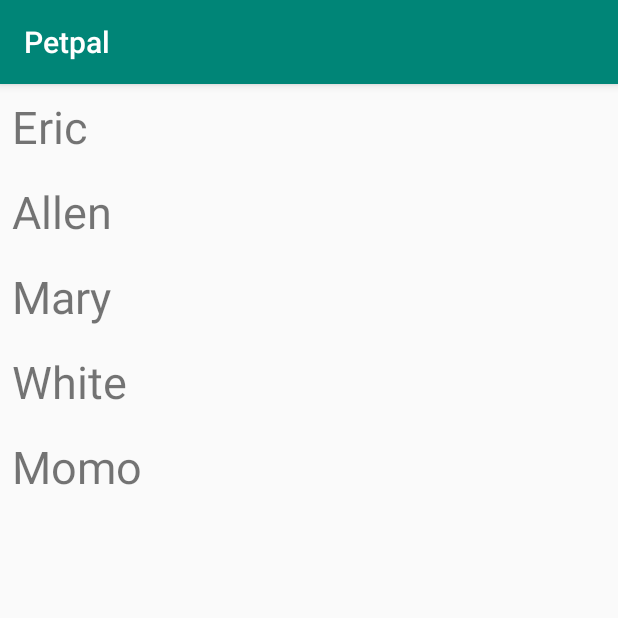
After one commit to cardinalblue/PetPal, an Android app: the fragment SitterFragment placed in its activity, on a phone screen of 412 x 824 dp, the top half of it. The commit adds this screen. Run offline under Robolectric (Android 15) with nearby library versions, the phone set to English and light mode, and no system bars.

Commit message:
Add SitterPage and PageNavigator

```diff
--- a/app/build.gradle
+++ b/app/build.gradle
@@ -26,5 +26,6 @@ dependencies {
     implementation"org.jetbrains.kotlin:kotlin-stdlib-jdk7:$kotlin_version"
     implementation 'com.android.support:appcompat-v7:28.0.0'
     implementation 'com.android.support.constraint:constraint-layout:1.1.3'
+    implementation 'com.android.support:recyclerview-v7:28.0.0'
     testImplementation 'junit:junit:4.12'
 }
--- /dev/null
+++ b/app/src/main/java/com/cardianlblue/petpal/BaseFragment.kt
@@ -0,0 +1,10 @@
+package com.cardianlblue.petpal
+
+import android.support.v4.app.Fragment
+
+open class BaseFragment: Fragment() {
+
+    protected fun getNavigator(): PageNavigator {
+        return (activity as MainActivity).navigator
+    }
+}
--- a/app/src/main/java/com/cardianlblue/petpal/MainActivity.kt
+++ b/app/src/main/java/com/cardianlblue/petpal/MainActivity.kt
@@ -2,6 +2,7 @@ package com.cardianlblue.petpal
 
 import android.support.v7.app.AppCompatActivity
 import android.os.Bundle
+import android.support.v4.app.Fragment
 
 class MainActivity : AppCompatActivity() {
 
@@ -17,4 +18,17 @@ class MainActivity : AppCompatActivity() {
         transaction.replace(R.id.container, MainFragment())
             .commit()
     }
+
+    private fun replacePage(fragment: Fragment) {
+        val transaction = supportFragmentManager.beginTransaction()
+        transaction.replace(R.id.container, fragment)
+            .addToBackStack(fragment::class.java.simpleName)
+            .commit()
+    }
+
+    val navigator = object : PageNavigator {
+        override fun toSittersPage() {
+            replacePage(SitterFragment())
+        }
+    }
 }
--- a/app/src/main/java/com/cardianlblue/petpal/MainFragment.kt
+++ b/app/src/main/java/com/cardianlblue/petpal/MainFragment.kt
@@ -1,12 +1,12 @@
 package com.cardianlblue.petpal
 
 import android.os.Bundle
-import android.support.v4.app.Fragment
 import android.view.LayoutInflater
 import android.view.View
 import android.view.ViewGroup
+import kotlinx.android.synthetic.main.fragment_main.*
 
-class MainFragment : Fragment() {
+class MainFragment : BaseFragment() {
 
     override fun onCreateView(inflater: LayoutInflater, container: ViewGroup?, savedInstanceState: Bundle?): View? {
         return inflater.inflate(R.layout.fragment_main, container, false)
@@ -14,5 +14,9 @@ class MainFragment : Fragment() {
 
     override fun onViewCreated(view: View, savedInstanceState: Bundle?) {
         super.onViewCreated(view, savedInstanceState)
+
+        buttonSitter.setOnClickListener {
+            getNavigator().toSittersPage()
+        }
     }
 }
--- /dev/null
+++ b/app/src/main/java/com/cardianlblue/petpal/PageNavigator.kt
@@ -0,0 +1,6 @@
+package com.cardianlblue.petpal
+
+interface PageNavigator {
+
+    fun toSittersPage()
+}
--- /dev/null
+++ b/app/src/main/java/com/cardianlblue/petpal/Sitter.kt
@@ -0,0 +1,3 @@
+package com.cardianlblue.petpal
+
+class Sitter(val name: String)
--- /dev/null
+++ b/app/src/main/java/com/cardianlblue/petpal/SitterAdapter.kt
@@ -0,0 +1,36 @@
+package com.cardianlblue.petpal
+
+import android.support.v7.widget.RecyclerView
+import android.view.LayoutInflater
+import android.view.View
+import android.view.ViewGroup
+import kotlinx.android.synthetic.main.item_sitter.view.*
+
+
+class SitterAdapter : RecyclerView.Adapter<SitterViewHolder>() {
+
+    var sitters: MutableList<Sitter> = mutableListOf()
+
+    override fun onCreateViewHolder(viewGroup: ViewGroup, viewType: Int): SitterViewHolder {
+        val context = viewGroup.context
+        val view = LayoutInflater.from(context).inflate(R.layout.item_sitter, viewGroup, false)
+        return SitterViewHolder(view)
+    }
+
+    override fun getItemCount(): Int {
+        return sitters.size
+    }
+
+    override fun onBindViewHolder(viewHolder: SitterViewHolder, position: Int) {
+        val sitter = sitters[position]
+        with(viewHolder) {
+            textName.text = sitter.name
+        }
+    }
+}
+
+class SitterViewHolder(itemView: View) : RecyclerView.ViewHolder(itemView) {
+
+    val textName = itemView.textName
+
+}
--- /dev/null
+++ b/app/src/main/java/com/cardianlblue/petpal/SitterFragment.kt
@@ -0,0 +1,42 @@
+package com.cardianlblue.petpal
+
+import android.os.Bundle
+import android.support.v4.app.Fragment
+import android.support.v7.widget.LinearLayoutManager
+import android.view.LayoutInflater
+import android.view.View
+import android.view.ViewGroup
+import kotlinx.android.synthetic.main.fragment_sitter.*
+
+open class SitterFragment : Fragment() {
+
+    private lateinit var sitterAdapter: SitterAdapter
+
+    override fun onCreateView(inflater: LayoutInflater, container: ViewGroup?, savedInstanceState: Bundle?): View? {
+        return inflater.inflate(R.layout.fragment_sitter, container, false)
+
+    }
+
+    override fun onViewCreated(view: View, savedInstanceState: Bundle?) {
+        super.onViewCreated(view, savedInstanceState)
+
+        sitterAdapter = SitterAdapter()
+        setSitters(
+            listOf(
+                Sitter("Eric"),
+                Sitter("Allen"),
+                Sitter("Mary"),
+                Sitter("White"),
+                Sitter("Momo")
+            )
+        )
+        recyclerSitter.adapter = sitterAdapter
+        recyclerSitter.layoutManager = LinearLayoutManager(context)
+    }
+
+    private fun setSitters(sitters: List<Sitter>) {
+        sitterAdapter.sitters.addAll(sitters)
+        sitterAdapter.notifyDataSetChanged()
+
+    }
+}
--- /dev/null
+++ b/app/src/main/res/layout/fragment_sitter.xml
@@ -0,0 +1,14 @@
+<?xml version="1.0" encoding="utf-8"?>
+<android.support.constraint.ConstraintLayout
+        xmlns:android="http://schemas.android.com/apk/res/android"
+        android:layout_width="match_parent"
+        android:layout_height="match_parent" xmlns:tools="http://schemas.android.com/tools">
+
+    <android.support.v7.widget.RecyclerView
+          android:id="@+id/recyclerSitter"
+          tools:listitem="@layout/item_sitter"
+          android:layout_width="match_parent"
+          android:layout_height="match_parent">
+    </android.support.v7.widget.RecyclerView>
+
+</android.support.constraint.ConstraintLayout>
--- /dev/null
+++ b/app/src/main/res/layout/item_sitter.xml
@@ -0,0 +1,18 @@
+<?xml version="1.0" encoding="utf-8"?>
+<android.support.constraint.ConstraintLayout
+        xmlns:android="http://schemas.android.com/apk/res/android"
+        xmlns:app="http://schemas.android.com/apk/res-auto"
+        android:layout_width="match_parent"
+        android:layout_height="wrap_content">
+
+    <TextView
+            android:text="John"
+            android:padding="8dp"
+            android:textSize="30sp"
+            app:layout_constraintStart_toStartOf="parent"
+            app:layout_constraintTop_toTopOf="parent"
+            android:id="@+id/textName"
+            android:layout_width="wrap_content"
+            android:layout_height="wrap_content"/>
+
+</android.support.constraint.ConstraintLayout>
```
